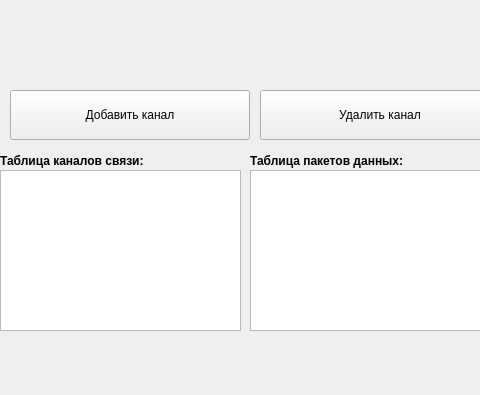
Qt form main.ui (qwsnxnjene/comp-networks) before a commit; both pictures show x 0 to 480 and y 429 to 824 of the 789 by 824 pixel window.
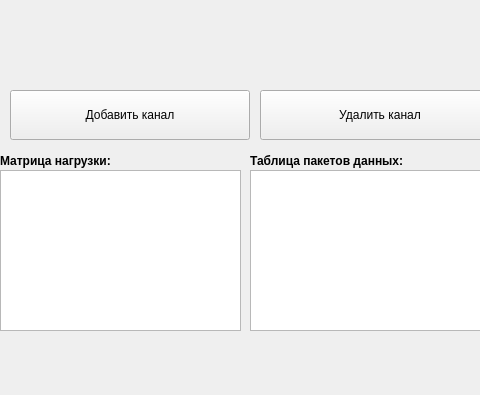
The same form after that commit.

```diff
--- a/main.ui
+++ b/main.ui
@@ -166,7 +166,7 @@
      </font>
     </property>
     <property name="text">
-     <string>Таблица каналов связи:</string>
+     <string>Матрица нагрузки:</string>
     </property>
    </widget>
    <widget class="QTableWidget" name="tableUsages">
```
